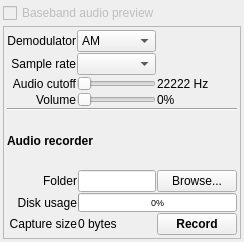
This is ui/AudioPanel.ui in BatchDrake/SigDigger as Qt 5 draws it before an edit. The edited form follows.
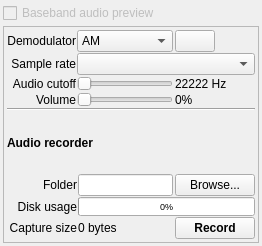
This is the edited form. Icons and pictures are not drawn.

Diff of the .ui file:
```diff
--- a/ui/AudioPanel.ui
+++ b/ui/AudioPanel.ui
@@ -6,8 +6,8 @@
    <rect>
     <x>0</x>
     <y>0</y>
-    <width>244</width>
-    <height>242</height>
+    <width>262</width>
+    <height>246</height>
    </rect>
   </property>
   <property name="sizePolicy">
@@ -75,16 +75,57 @@
       <property name="spacing">
        <number>1</number>
       </property>
-      <item row="3" column="3">
+      <item row="6" column="2">
+       <widget class="QLineEdit" name="savePath">
+        <property name="readOnly">
+         <bool>true</bool>
+        </property>
+       </widget>
+      </item>
+      <item row="0" column="1" colspan="2">
+       <widget class="QComboBox" name="demodCombo">
+        <property name="sizePolicy">
+         <sizepolicy hsizetype="Preferred" vsizetype="Fixed">
+          <horstretch>0</horstretch>
+          <verstretch>0</verstretch>
+         </sizepolicy>
+        </property>
+        <item>
+         <property name="text">
+          <string>AM</string>
+         </property>
+        </item>
+        <item>
+         <property name="text">
+          <string>FM</string>
+         </property>
+        </item>
+        <item>
+         <property name="text">
+          <string>USB</string>
+         </property>
+        </item>
+        <item>
+         <property name="text">
+          <string>LSB</string>
+         </property>
+        </item>
+       </widget>
+      </item>
+      <item row="8" column="2">
+       <widget class="QLabel" name="captureSizeLabel">
+        <property name="text">
+         <string>0 bytes</string>
+        </property>
+       </widget>
+      </item>
+      <item row="3" column="4">
        <widget class="QLabel" name="volumeLabel">
         <property name="text">
          <string>0%</string>
         </property>
        </widget>
       </item>
-      <item row="1" column="1" colspan="2">
-       <widget class="QComboBox" name="sampleRateCombo"/>
-      </item>
       <item row="2" column="0">
        <widget class="QLabel" name="label_2">
         <property name="text">
@@ -108,13 +149,6 @@
         </property>
        </widget>
       </item>
-      <item row="6" column="3">
-       <widget class="QPushButton" name="saveButton">
-        <property name="text">
-         <string>Browse...</string>
-        </property>
-       </widget>
-      </item>
       <item row="8" column="0" colspan="2">
        <widget class="QLabel" name="label_30">
         <property name="text">
@@ -125,16 +159,6 @@
         </property>
        </widget>
       </item>
-      <item row="7" column="2" colspan="2">
-       <widget class="QProgressBar" name="diskUsageProgress">
-        <property name="styleSheet">
-         <string notr="true">font-size: 7pt;</string>
-        </property>
-        <property name="value">
-         <number>0</number>
-        </property>
-       </widget>
-      </item>
       <item row="0" column="0">
        <widget class="QLabel" name="label">
         <property name="text">
@@ -155,57 +179,6 @@
         </property>
        </widget>
       </item>
-      <item row="2" column="3">
-       <widget class="QLabel" name="cutoffLabel">
-        <property name="minimumSize">
-         <size>
-          <width>62</width>
-          <height>0</height>
-         </size>
-        </property>
-        <property name="text">
-         <string>22222 Hz</string>
-        </property>
-       </widget>
-      </item>
-      <item row="0" column="1" colspan="2">
-       <widget class="QComboBox" name="demodCombo">
-        <item>
-         <property name="text">
-          <string>AM</string>
-         </property>
-        </item>
-        <item>
-         <property name="text">
-          <string>FM</string>
-         </property>
-        </item>
-        <item>
-         <property name="text">
-          <string>USB</string>
-         </property>
-        </item>
-        <item>
-         <property name="text">
-          <string>LSB</string>
-         </property>
-        </item>
-       </widget>
-      </item>
-      <item row="6" column="2">
-       <widget class="QLineEdit" name="savePath">
-        <property name="readOnly">
-         <bool>true</bool>
-        </property>
-       </widget>
-      </item>
-      <item row="4" column="0" colspan="4">
-       <widget class="Line" name="line">
-        <property name="orientation">
-         <enum>Qt::Horizontal</enum>
-        </property>
-       </widget>
-      </item>
       <item row="3" column="1" colspan="2">
        <widget class="QSlider" name="volumeSlider">
         <property name="maximum">
@@ -222,13 +195,6 @@
         </property>
        </widget>
       </item>
-      <item row="8" column="2">
-       <widget class="QLabel" name="captureSizeLabel">
-        <property name="text">
-         <string>0 bytes</string>
-        </property>
-       </widget>
-      </item>
       <item row="6" column="0" colspan="2">
        <widget class="QLabel" name="label_28">
         <property name="text">
@@ -239,19 +205,6 @@
         </property>
        </widget>
       </item>
-      <item row="8" column="3">
-       <widget class="QPushButton" name="recordStartStopButton">
-        <property name="styleSheet">
-         <string notr="true">font-weight: bold;</string>
-        </property>
-        <property name="text">
-         <string>Record</string>
-        </property>
-        <property name="checkable">
-         <bool>true</bool>
-        </property>
-       </widget>
-      </item>
       <item row="3" column="0">
        <widget class="QLabel" name="label_6">
         <property name="text">
@@ -272,7 +225,7 @@
         </property>
        </widget>
       </item>
-      <item row="5" column="0" colspan="4">
+      <item row="5" column="0" colspan="5">
        <widget class="QLabel" name="label_3">
         <property name="font">
          <font>
@@ -285,6 +238,79 @@
         </property>
        </widget>
       </item>
+      <item row="7" column="2" colspan="3">
+       <widget class="QProgressBar" name="diskUsageProgress">
+        <property name="styleSheet">
+         <string notr="true">font-size: 7pt;</string>
+        </property>
+        <property name="value">
+         <number>0</number>
+        </property>
+       </widget>
+      </item>
+      <item row="6" column="4">
+       <widget class="QPushButton" name="saveButton">
+        <property name="text">
+         <string>Browse...</string>
+        </property>
+       </widget>
+      </item>
+      <item row="8" column="4">
+       <widget class="QPushButton" name="recordStartStopButton">
+        <property name="styleSheet">
+         <string notr="true">font-weight: bold;</string>
+        </property>
+        <property name="text">
+         <string>Record</string>
+        </property>
+        <property name="checkable">
+         <bool>true</bool>
+        </property>
+       </widget>
+      </item>
+      <item row="2" column="4">
+       <widget class="QLabel" name="cutoffLabel">
+        <property name="minimumSize">
+         <size>
+          <width>62</width>
+          <height>0</height>
+         </size>
+        </property>
+        <property name="text">
+         <string>22222 Hz</string>
+        </property>
+       </widget>
+      </item>
+      <item row="4" column="0" colspan="5">
+       <widget class="Line" name="line">
+        <property name="orientation">
+         <enum>Qt::Horizontal</enum>
+        </property>
+       </widget>
+      </item>
+      <item row="1" column="1" colspan="4">
+       <widget class="QComboBox" name="sampleRateCombo"/>
+      </item>
+      <item row="0" column="4">
+       <widget class="QPushButton" name="muteButton">
+        <property name="sizePolicy">
+         <sizepolicy hsizetype="Fixed" vsizetype="Preferred">
+          <horstretch>0</horstretch>
+          <verstretch>0</verstretch>
+         </sizepolicy>
+        </property>
+        <property name="text">
+         <string/>
+        </property>
+        <property name="icon">
+         <iconset resource="../icons/Icons.qrc">
+          <normaloff>:/icons/audio-volume-medium-panel.png</normaloff>:/icons/audio-volume-medium-panel.png</iconset>
+        </property>
+        <property name="checkable">
+         <bool>true</bool>
+        </property>
+       </widget>
+      </item>
      </layout>
     </widget>
    </item>
```
Left out of the diff: 5 changed lines with no effect on the pictures.
